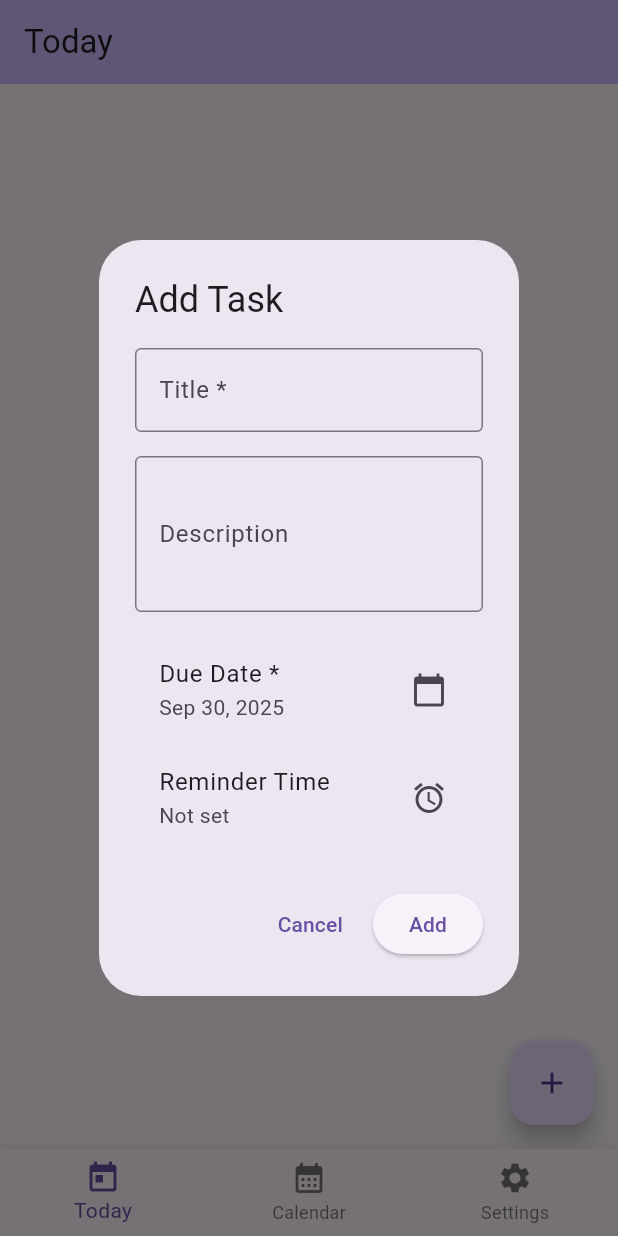
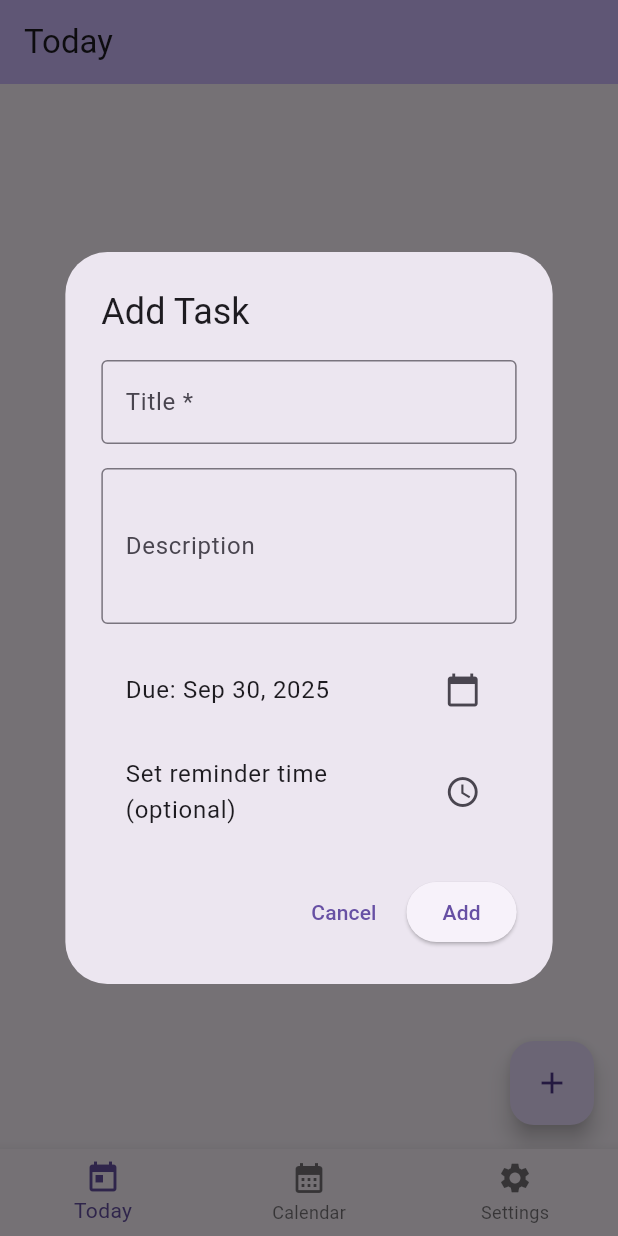
Before and after one commit to Seyiranky/Individual-assignment_1, a Flutter app: the screen it shows after launch, after a tap on the "add" icon, on a phone screen of 412 x 824 dp. Run offline on Flutter 3.47's test engine with Material 3 defaults, Android fonts, the phone set to English and light mode, and no system bars; our stand-ins replace shared_preferences.

Commit message:
Updated code with errors fix
Added error handling for task storage operations.

```diff
--- a/individual_assignment_1/lib/main.dart
+++ b/individual_assignment_1/lib/main.dart
@@ -70,28 +70,46 @@ class StorageService {
   static const String _reminderEnabledKey = 'reminder_enabled';
 
   Future<void> saveTasks(List<Task> tasks) async {
+    try {
       final prefs = await SharedPreferences.getInstance();
       final tasksJson = tasks.map((task) => task.toJson()).toList();
       await prefs.setString(_tasksKey, jsonEncode(tasksJson));
+    } catch (e) {
+      debugPrint('Error saving tasks: $e');
+    }
   }
 
   Future<List<Task>> loadTasks() async {
+    try {
       final prefs = await SharedPreferences.getInstance();
       final tasksString = prefs.getString(_tasksKey);
       if (tasksString == null) return [];
 
       final List<dynamic> tasksJson = jsonDecode(tasksString);
       return tasksJson.map((json) => Task.fromJson(json)).toList();
+    } catch (e) {
+      debugPrint('Error loading tasks: $e');
+      return [];
+    }
   }
 
   Future<void> setReminderEnabled(bool enabled) async {
+    try {
       final prefs = await SharedPreferences.getInstance();
       await prefs.setBool(_reminderEnabledKey, enabled);
+    } catch (e) {
+      debugPrint('Error saving reminder setting: $e');
+    }
   }
 
   Future<bool> isReminderEnabled() async {
+    try {
       final prefs = await SharedPreferences.getInstance();
       return prefs.getBool(_reminderEnabledKey) ?? true;
+    } catch (e) {
+      debugPrint('Error loading reminder setting: $e');
+      return true;
+    }
   }
 }
 
@@ -113,7 +131,6 @@ class _MainScreenState extends State<MainScreen> {
   void initState() {
     super.initState();
     _loadTasks();
-    _checkReminders();
   }
 
   Future<void> _loadTasks() async {
@@ -122,40 +139,6 @@ class _MainScreenState extends State<MainScreen> {
       _tasks = tasks;
       _isLoading = false;
     });
-  }
-
-  Future<void> _checkReminders() async {
-    final reminderEnabled = await _storage.isReminderEnabled();
-    if (!reminderEnabled) return;
-
-    final now = DateTime.now();
-    final tasks = await _storage.loadTasks();
-
-    for (var task in tasks) {
-      if (task.reminderTime != null && !task.isCompleted) {
-        final diff = task.reminderTime!.difference(now).inMinutes;
-        if (diff >= 0 && diff <= 5) {
-          _showReminderDialog(task);
-          break;
-        }
-      }
-    }
-  }
-
-  void _showReminderDialog(Task task) {
-    showDialog(
-      context: context,
-      builder: (context) => AlertDialog(
-        title: const Text('Task Reminder'),
-        content: Text('Don\'t forget: ${task.title}'),
-        actions: [
-          TextButton(
-            onPressed: () => Navigator.pop(context),
-            child: const Text('OK'),
-          ),
-        ],
-      ),
-    );
   }
 
   void _onItemTapped(int index) {
@@ -255,6 +238,14 @@ class TodayScreen extends StatelessWidget {
           task.dueDate.day == today.day;
     }).toList();
 
+    // Sort tasks: incomplete first, then by due time
+    todayTasks.sort((a, b) {
+      if (a.isCompleted != b.isCompleted) {
+        return a.isCompleted ? 1 : -1;
+      }
+      return a.dueDate.compareTo(b.dueDate);
+    });
+
     return Scaffold(
       appBar: AppBar(
         title: const Text('Today'),
@@ -287,7 +278,10 @@ class TodayScreen extends StatelessWidget {
   void _showAddTaskDialog(BuildContext context) {
     showDialog(
       context: context,
-      builder: (context) => AddTaskDialog(onAddTask: onAddTask),
+      builder: (context) => AddTaskDialog(
+        onAddTask: onAddTask,
+        initialDate: DateTime.now(),
+      ),
     );
   }
 }
@@ -348,10 +342,18 @@ class _CalendarScreenState extends State<CalendarScreen> {
       ),
       body: Column(
         children: [
-          _buildCalendar(),
+          Expanded(
+            flex: 2,
+            child: SingleChildScrollView(
+              child: _buildCalendar(),
+            ),
+          ),
           if (_selectedDate != null) ...[
             const Divider(),
-            Expanded(child: _buildTaskList()),
+            Expanded(
+              flex: 3,
+              child: _buildTaskList(),
+            ),
           ],
         ],
       ),
@@ -371,6 +373,7 @@ class _CalendarScreenState extends State<CalendarScreen> {
     return Container(
       padding: const EdgeInsets.all(8),
       child: Column(
+        mainAxisSize: MainAxisSize.min,
         children: [
           Row(
             mainAxisAlignment: MainAxisAlignment.spaceAround,
@@ -415,8 +418,7 @@ class _CalendarScreenState extends State<CalendarScreen> {
                     task.dueDate.day == date.day,
               );
 
-              final isSelected =
-                  _selectedDate != null &&
+              final isSelected = _selectedDate != null &&
                   _selectedDate!.year == date.year &&
                   _selectedDate!.month == date.month &&
                   _selectedDate!.day == date.day;
@@ -445,9 +447,8 @@ class _CalendarScreenState extends State<CalendarScreen> {
                       '$day',
                       style: TextStyle(
                         color: isSelected ? Colors.white : Colors.black,
-                        fontWeight: hasTask
-                            ? FontWeight.bold
-                            : FontWeight.normal,
+                        fontWeight:
+                            hasTask ? FontWeight.bold : FontWeight.normal,
                       ),
                     ),
                   ),
@@ -467,8 +468,15 @@ class _CalendarScreenState extends State<CalendarScreen> {
           task.dueDate.day == _selectedDate!.day;
     }).toList();
 
-    return Column(
-      crossAxisAlignment: CrossAxisAlignment.start,
+    // Sort tasks
+    tasksForDate.sort((a, b) {
+      if (a.isCompleted != b.isCompleted) {
+        return a.isCompleted ? 1 : -1;
+      }
+      return a.dueDate.compareTo(b.dueDate);
+    });
+
+    return ListView(
       children: [
         Padding(
           padding: const EdgeInsets.all(16),
@@ -477,20 +485,18 @@ class _CalendarScreenState extends State<CalendarScreen> {
             style: const TextStyle(fontSize: 18, fontWeight: FontWeight.bold),
           ),
         ),
-        Expanded(
-          child: tasksForDate.isEmpty
-              ? const Center(child: Text('No tasks for this date'))
-              : ListView.builder(
-                  itemCount: tasksForDate.length,
-                  itemBuilder: (context, index) {
-                    return TaskTile(
-                      task: tasksForDate[index],
+        if (tasksForDate.isEmpty)
+          const Center(
+              child: Padding(
+            padding: EdgeInsets.all(16),
+            child: Text('No tasks for this date'),
+          ))
+        else
+          ...tasksForDate.map((task) => TaskTile(
+                task: task,
                 onUpdate: widget.onUpdateTask,
                 onDelete: widget.onDeleteTask,
-                    );
-                  },
-                ),
-        ),
+              )),
       ],
     );
   }
@@ -617,7 +623,7 @@ class TaskTile extends StatelessWidget {
             ),
             if (task.reminderTime != null)
               Text(
-                'Reminder: ${DateFormat('h:mm a').format(task.reminderTime!)}',
+                'Reminder: ${DateFormat('MMM d, h:mm a').format(task.reminderTime!)}',
                 style: const TextStyle(fontSize: 12, color: Colors.blue),
               ),
           ],
@@ -679,23 +685,24 @@ class AddTaskDialog extends StatefulWidget {
 
 class _AddTaskDialogState extends State<AddTaskDialog> {
   final _formKey = GlobalKey<FormState>();
-  late TextEditingController _titleController;
-  late TextEditingController _descriptionController;
-  late DateTime _dueDate;
-  DateTime? _reminderTime;
+  final _titleController = TextEditingController();
+  final _descriptionController = TextEditingController();
+  DateTime? _selectedDate;
+  TimeOfDay? _selectedTime;
 
   @override
   void initState() {
     super.initState();
-    _titleController = TextEditingController(
-      text: widget.initialTask?.title ?? '',
-    );
-    _descriptionController = TextEditingController(
-      text: widget.initialTask?.description ?? '',
-    );
-    _dueDate =
-        widget.initialTask?.dueDate ?? widget.initialDate ?? DateTime.now();
-    _reminderTime = widget.initialTask?.reminderTime;
+    if (widget.initialTask != null) {
+      _titleController.text = widget.initialTask!.title;
+      _descriptionController.text = widget.initialTask!.description;
+      _selectedDate = widget.initialTask!.dueDate;
+      if (widget.initialTask!.reminderTime != null) {
+        _selectedTime = TimeOfDay.fromDateTime(widget.initialTask!.reminderTime!);
+      }
+    } else if (widget.initialDate != null) {
+      _selectedDate = widget.initialDate;
+    }
   }
 
   @override
@@ -703,6 +710,33 @@ class _AddTaskDialogState extends State<AddTaskDialog> {
     _titleController.dispose();
     _descriptionController.dispose();
     super.dispose();
+  }
+
+  void _submit() {
+    if (_formKey.currentState!.validate()) {
+      DateTime? reminderDateTime;
+      if (_selectedDate != null && _selectedTime != null) {
+        reminderDateTime = DateTime(
+          _selectedDate!.year,
+          _selectedDate!.month,
+          _selectedDate!.day,
+          _selectedTime!.hour,
+          _selectedTime!.minute,
+        );
+      }
+
+      final newTask = Task(
+        id: widget.initialTask?.id ?? DateTime.now().millisecondsSinceEpoch.toString(),
+        title: _titleController.text,
+        description: _descriptionController.text,
+        dueDate: _selectedDate ?? DateTime.now(),
+        reminderTime: reminderDateTime,
+        isCompleted: widget.initialTask?.isCompleted ?? false,
+      );
+
+      widget.onAddTask(newTask);
+      Navigator.of(context).pop();
+    }
   }
 
   @override
@@ -714,6 +748,7 @@ class _AddTaskDialogState extends State<AddTaskDialog> {
           key: _formKey,
           child: Column(
             mainAxisSize: MainAxisSize.min,
+            crossAxisAlignment: CrossAxisAlignment.stretch,
             children: [
               TextFormField(
                 controller: _titleController,
@@ -721,12 +756,8 @@ class _AddTaskDialogState extends State<AddTaskDialog> {
                   labelText: 'Title *',
                   border: OutlineInputBorder(),
                 ),
-                validator: (value) {
-                  if (value == null || value.isEmpty) {
-                    return 'Please enter a title';
-                  }
-                  return null;
-                },
+                validator: (value) =>
+                    value == null || value.isEmpty ? 'Please enter a title' : null,
               ),
               const SizedBox(height: 16),
               TextFormField(
@@ -739,67 +770,49 @@ class _AddTaskDialogState extends State<AddTaskDialog> {
               ),
               const SizedBox(height: 16),
               ListTile(
-                title: const Text('Due Date *'),
-                subtitle: Text(DateFormat('MMM d, yyyy').format(_dueDate)),
+                title: Text(_selectedDate == null
+                    ? 'Pick a due date *'
+                    : 'Due: ${DateFormat('MMM d, yyyy').format(_selectedDate!)}'),
                 trailing: const Icon(Icons.calendar_today),
                 onTap: () async {
-                  final date = await showDatePicker(
+                  final picked = await showDatePicker(
                     context: context,
-                    initialDate: _dueDate,
-                    firstDate: DateTime(2020),
-                    lastDate: DateTime(2030),
+                    initialDate: _selectedDate ?? DateTime.now(),
+                    firstDate: DateTime(2000),
+                    lastDate: DateTime(2100),
                   );
-                  if (date != null) {
-                    setState(() {
-                      _dueDate = date;
-                    });
+                  if (picked != null) {
+                    setState(() => _selectedDate = picked);
                   }
                 },
               ),
+              const SizedBox(height: 8),
               ListTile(
-                title: const Text('Reminder Time'),
-                subtitle: Text(
-                  _reminderTime == null
-                      ? 'Not set'
-                      : DateFormat('MMM d, yyyy h:mm a').format(_reminderTime!),
+                title: Text(_selectedTime == null
+                    ? 'Set reminder time (optional)'
+                    : 'Reminder: ${_selectedTime!.format(context)}'),
+                trailing: Row(
+                  mainAxisSize: MainAxisSize.min,
+                  children: [
+                    if (_selectedTime != null)
+                      IconButton(
+                        icon: const Icon(Icons.clear, size: 20),
+                        onPressed: () {
+                          setState(() => _selectedTime = null);
+                        },
                       ),
-                trailing: const Icon(Icons.alarm),
+                    const Icon(Icons.access_time),
+                  ],
+                ),
                 onTap: () async {
-                  final date = await showDatePicker(
+                  final picked = await showTimePicker(
                     context: context,
-                    initialDate: _reminderTime ?? _dueDate,
-                    firstDate: DateTime.now(),
-                    lastDate: DateTime(2030),
+                    initialTime: _selectedTime ?? TimeOfDay.now(),
                   );
-                  if (date != null) {
-                    final time = await showTimePicker(
-                      context: context,
-                      initialTime: TimeOfDay.fromDateTime(
-                        _reminderTime ?? DateTime.now(),
-                      ),
-                    );
-                    if (time != null) {
-                      setState(() {
-                        _reminderTime = DateTime(
-                          date.year,
-                          date.month,
-                          date.day,
-                          time.hour,
-                          time.minute,
-                        );
-                      });
-                    }
+                  if (picked != null) {
+                    setState(() => _selectedTime = picked);
                   }
                 },
-              ),
-              if (_reminderTime != null)
-                TextButton(
-                  onPressed: () {
-                    setState(() {
-                      _reminderTime = null;
-                    });
-                  },
-                  child: const Text('Clear Reminder'),
               ),
             ],
           ),
@@ -811,19 +824,7 @@ class _AddTaskDialogState extends State<AddTaskDialog> {
           child: const Text('Cancel'),
         ),
         ElevatedButton(
-          onPressed: () {
-            if (_formKey.currentState!.validate()) {
-              final task = Task(
-                id: widget.initialTask?.id ?? DateTime.now().toString(),
-                title: _titleController.text,
-                description: _descriptionController.text,
-                dueDate: _dueDate,
-                reminderTime: _reminderTime,
-              );
-              widget.onAddTask(task);
-              Navigator.pop(context);
-            }
-          },
+          onPressed: _submit,
           child: Text(widget.initialTask == null ? 'Add' : 'Save'),
         ),
       ],
```
Lines whose indentation alone changed are shown as unchanged.
